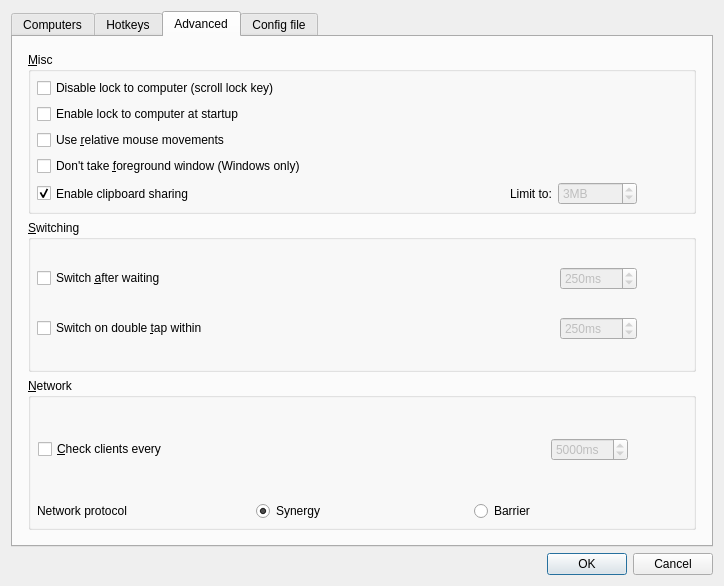
Before: the Qt Designer form src/lib/gui/dialogs/ServerConfigDialog.ui in RainkQ/deskflow, drawn with Qt 5.
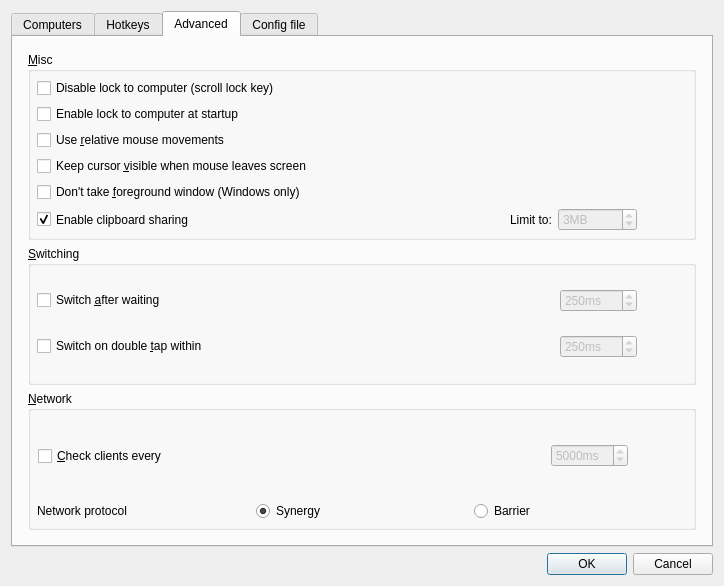
After: the same form once the commit is applied. The open tabs and pages were chosen to show the change. Icons and pictures are not drawn. Custom widgets are drawn as their Qt base class.

Commit message: feat(gui): add keep cursor on leave checkbox to server config dialog

The edit to the form file:
```diff
--- a/src/lib/gui/dialogs/ServerConfigDialog.ui
+++ b/src/lib/gui/dialogs/ServerConfigDialog.ui
@@ -367,6 +367,16 @@
             </property>
            </widget>
           </item>
+          <item>
+           <widget class="QCheckBox" name="cbKeepCursorOnLeave">
+            <property name="enabled">
+             <bool>true</bool>
+            </property>
+            <property name="text">
+             <string>Keep cursor &amp;visible when mouse leaves screen</string>
+            </property>
+           </widget>
+          </item>
           <item>
            <widget class="QCheckBox" name="cbWin32KeepForeground">
             <property name="enabled">
```
Left out of the diff: 1 changed line with no effect on the pictures.
